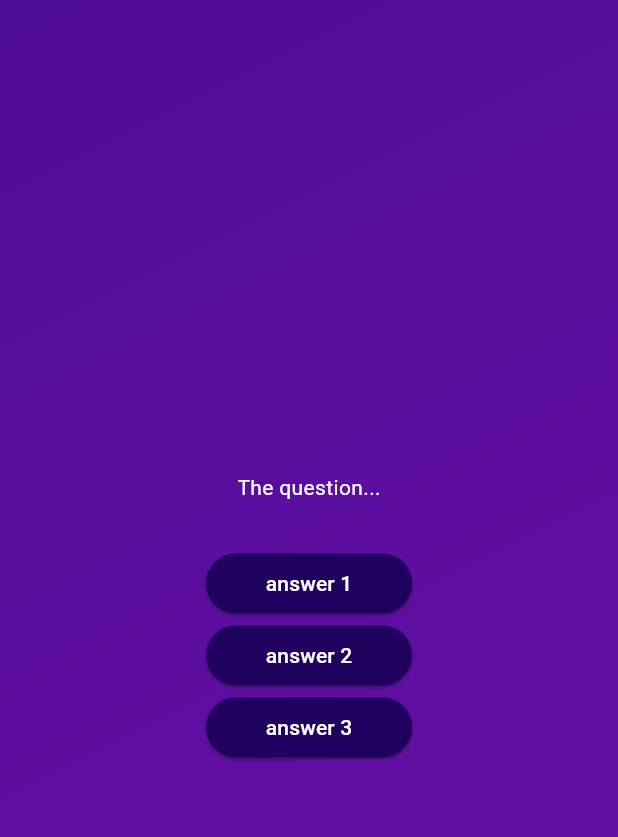
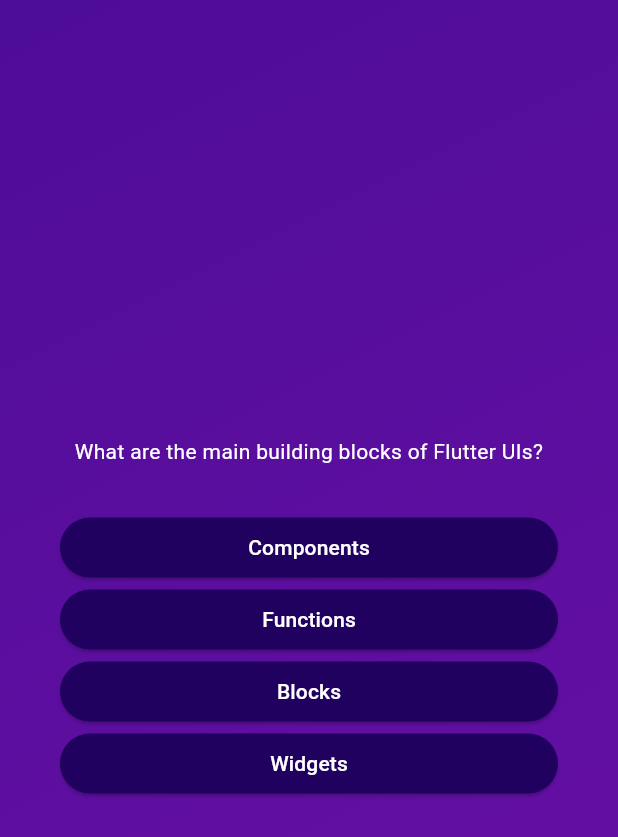
Before and after one commit to peerapattop/quiz-app, a Flutter app: the screen it shows after launch, after a tap on "Start Quiz", on a phone screen of 412 x 824 dp. Shown: the top 837 px of the screen. Run offline on Flutter 3.47's test engine with Material 3 defaults, Android fonts, the light colour scheme and no system bars.

Commit message:
shuffle answers

```diff
--- a/lib/models/quiz_question.dart
+++ b/lib/models/quiz_question.dart
@@ -3,4 +3,10 @@
 
   final String text;
   final List<String> answers;
+
+  List<String> getShuffledAnswers(){
+    final shuffledList = List.of(answers);
+    shuffledList.shuffle();
+    return shuffledList;
+  }
 }
--- a/lib/questions_screen.dart
+++ b/lib/questions_screen.dart
@@ -1,5 +1,7 @@
 import 'package:adv_basic/answer_button.dart';
+
 import 'package:flutter/material.dart';
+import 'package:adv_basic/data/questions.dart';
 
 class QuestionsScreen extends StatefulWidget {
   const QuestionsScreen({super.key});
@@ -9,22 +11,32 @@
 }
 
 class _QuestionsScreenState extends State<QuestionsScreen> {
+  final currentQuestion = questions[0];
+
   @override
   Widget build(BuildContext context) {
     return SizedBox(
       width: double.infinity,
+      child: Container(
+        margin: const EdgeInsets.all(40),
         child: Column(
           mainAxisAlignment: MainAxisAlignment.center,
+          crossAxisAlignment: CrossAxisAlignment.stretch,
           children: [
-          const Text(
-            'The question...',
-            style: TextStyle(color: Colors.white),
+            Text(
+              currentQuestion.text,
+              style: const TextStyle(color: Colors.white),
+              textAlign: TextAlign.center,
             ),
             const SizedBox(height: 30),
-          AnswerButton(answerText: "answer 1", onTap: (){}),
-          AnswerButton(answerText: "answer 2", onTap: (){}),
-          AnswerButton(answerText: "answer 3", onTap: (){}),
+            ...currentQuestion.getShuffledAnswers().map((answer) {
+              return AnswerButton(
+                answerText: answer,
+                onTap: () {},
+              );
+            }),
           ],
+        ),
       ),
     );
   }
```
Lines whose indentation alone changed are shown as unchanged.
